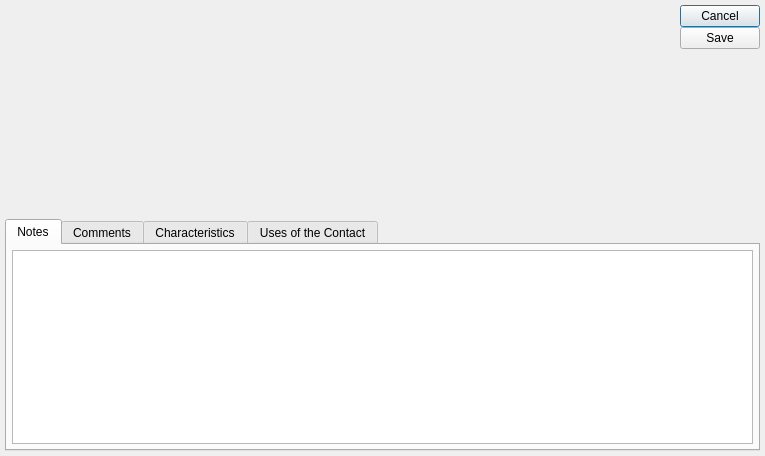
This is xtuple/trunk/guiclient/contact.ui in WooodHead/xtuple as Qt 5 draws it before an edit. The edited form follows.
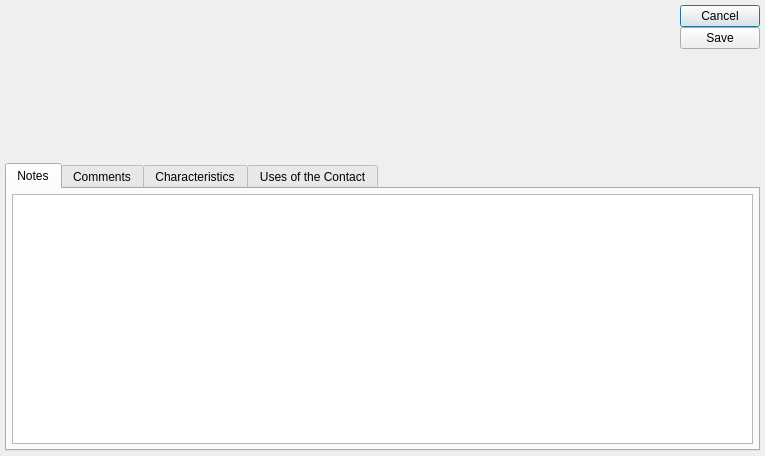
This is the edited form. Custom widgets are drawn as their Qt base class.

Commit message: Adjusted layout attributes so resizing works as expected. Issue #8627.

Diff of the .ui file:
```diff
--- a/xtuple/trunk/guiclient/contact.ui
+++ b/xtuple/trunk/guiclient/contact.ui
@@ -95,8 +95,14 @@
     </layout>
    </item>
    <item>
-    <widget class="QTabWidget" name="_tabWidget" >
-     <property name="currentIndex" >
+    <widget class="QTabWidget" name="_tabWidget">
+     <property name="sizePolicy">
+      <sizepolicy hsizetype="Expanding" vsizetype="Expanding">
+       <horstretch>0</horstretch>
+       <verstretch>1</verstretch>
+      </sizepolicy>
+     </property>
+     <property name="currentIndex">
       <number>0</number>
      </property>
      <widget class="QWidget" name="_tabNotes" >
@@ -239,7 +245,7 @@
    </item>
   </layout>
  </widget>
- <layoutdefault spacing="5" margin="5" />
+ <layoutdefault spacing="5" margin="5"/>
  <customwidgets>
   <customwidget>
    <class>Comments</class>
```
Left out of the diff: 147 changed lines with no effect on the pictures.
